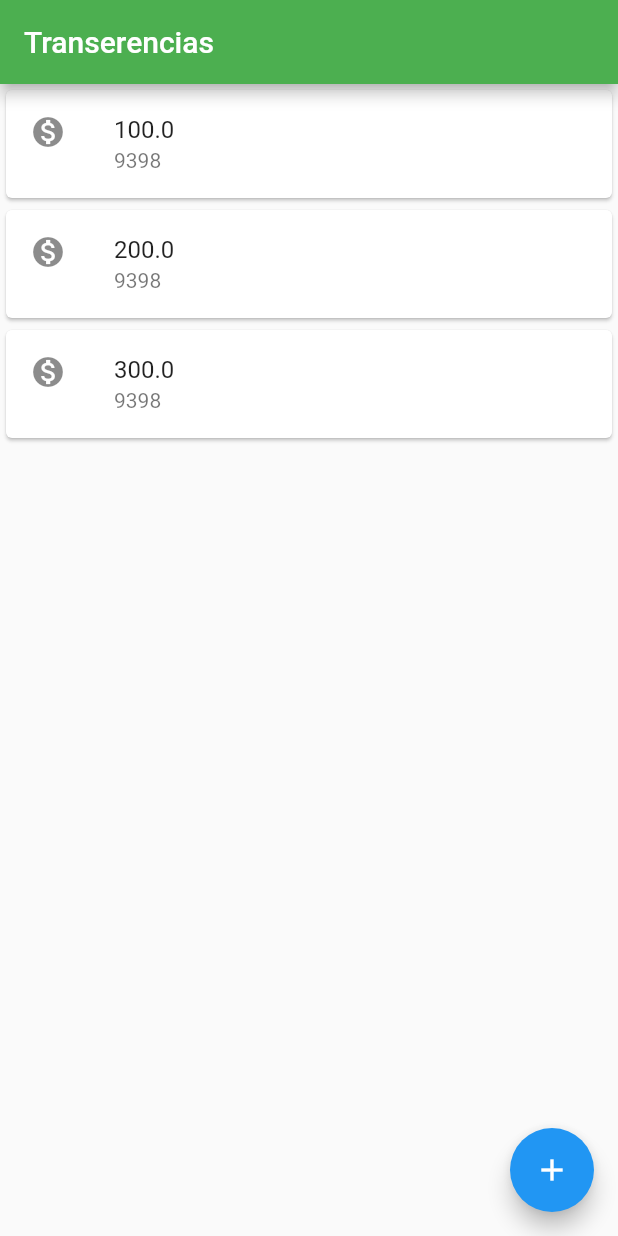
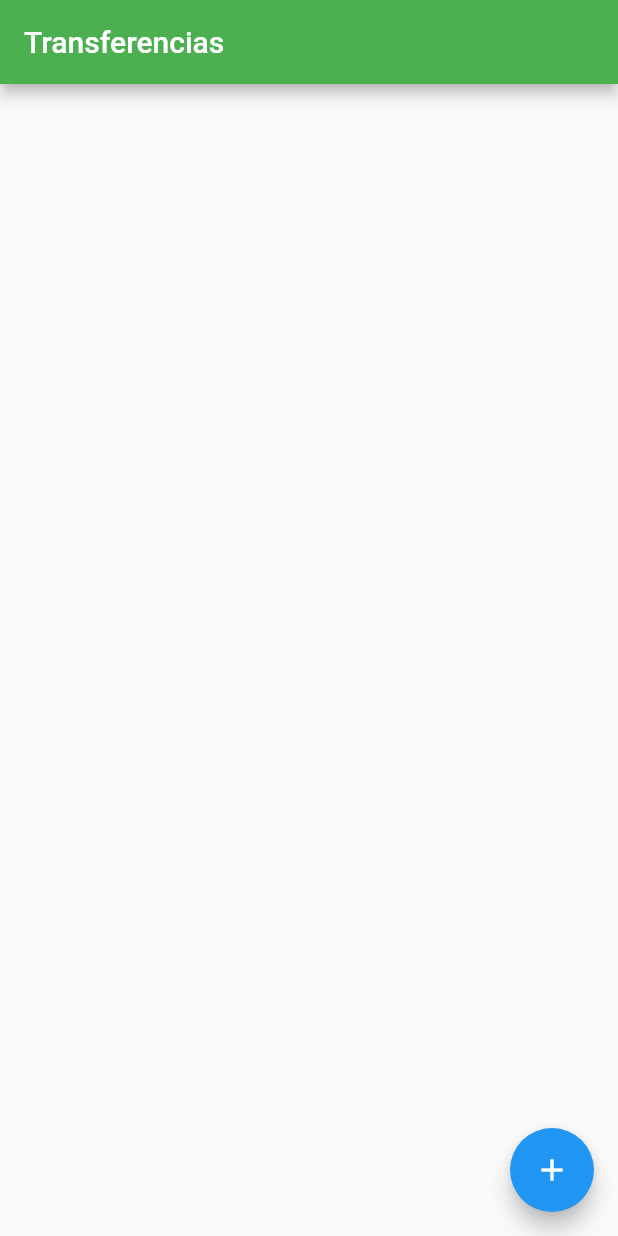
Before and after one commit to vitorfuji/flutter, a Flutter app: the screen it shows after launch, on a phone screen of 412 x 824 dp. Run offline on Flutter 3.47's test engine with Material 2 defaults, Android fonts, the phone set to English and light mode, and no system bars.

Commit message:
Correção de bugs

```diff
--- a/Flutter Projetos/bytebank/lib/main.dart
+++ b/Flutter Projetos/bytebank/lib/main.dart
@@ -40,6 +40,7 @@ class FormularioTransferencia extends StatelessWidget {
 
   @override
   Widget build(BuildContext context) {
+    //consome interface
     return Scaffold(
         //scaffold é uma classe do flutter que tem varios widgets
         appBar: AppBar(
@@ -116,24 +117,36 @@ class Editor extends StatelessWidget {
   }
 }
 
-class ListaTransferencias extends StatelessWidget {
+class ListaTransferencias extends StatefulWidget {
+  final List<Transferencia> transferencias = [];
 
+  @override
+  State<StatefulWidget> createState() {
+    // TODO: implement createState
+    return ListaTransferenciasState();
+  }
+}
+
+class ListaTransferenciasState extends State<ListaTransferencias> {
   @override
   Widget build(BuildContext context) {
     return Scaffold(
       appBar: AppBar(
-        title: Text('Transerencias'),
+        title: Text('Transferencias'),
         backgroundColor: Colors.green,
       ),
       //scaffold nao usa o Child como padrao, mas sim o body
-      body: Column(
-        children: <Widget>[
-          ItemTransferencia(Transferencia(100.0, 9398)),
-          ItemTransferencia(Transferencia(200.0, 9398)),
-          ItemTransferencia(Transferencia(300.0, 9398)),
-        ],
+      body: ListView.builder(
+        //funcao capaz de manter solucao em lista de uma maneira dinamica, armazenando todos os itens
+        itemCount: widget.transferencias.length, //quantidade de itens
+        itemBuilder: (context, indice) {
+          //funcao de callback
+          final transferencia = widget.transferencias[indice];
+          return ItemTransferencia(transferencia);
+        },
       ),
       floatingActionButton: FloatingActionButton(
+        child: Icon(Icons.add),
         onPressed: () {
           final Future future =
               Navigator.push(context, MaterialPageRoute(builder: (context) {
@@ -145,9 +158,11 @@ class ListaTransferencias extends StatelessWidget {
             //future atento as notificacoes que vier do navigator, e quando receber vai pro THEN e diz que recebeu, e ai faz o que quisermos
             debugPrint('chegou no then do future');
             debugPrint('$transferenciaRecebida');
+            setState(() {
+              widget.transferencias.add(transferenciaRecebida);
+            });
           });
         },
-        child: Icon(Icons.add),
       ),
     );
   }
```
